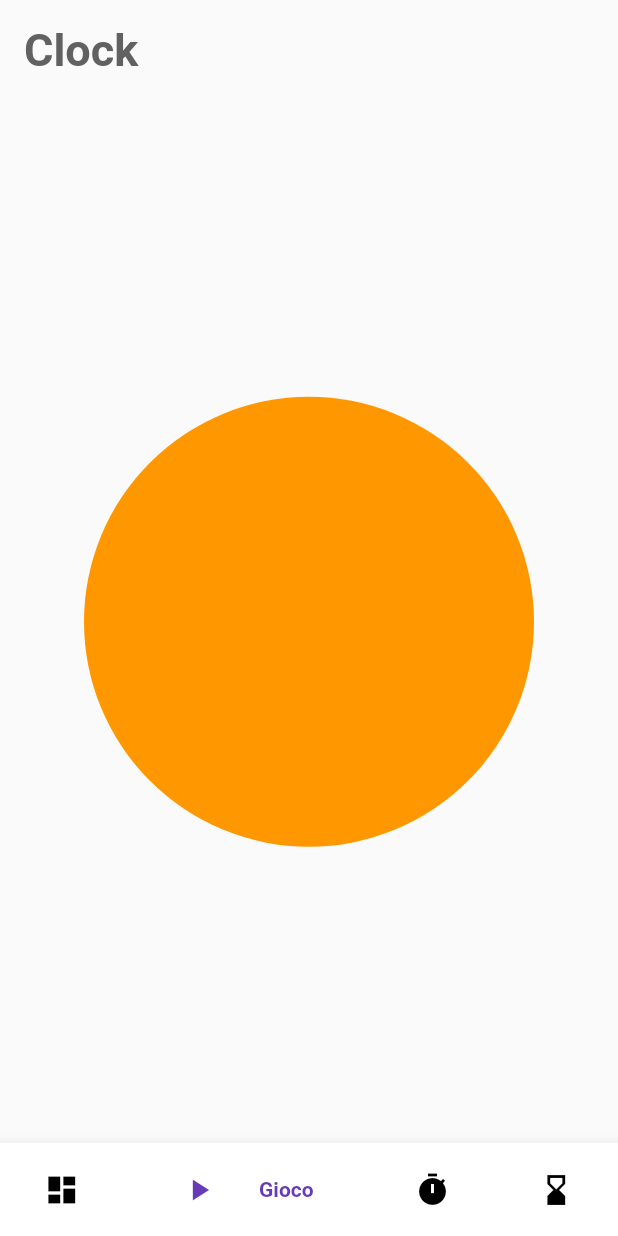
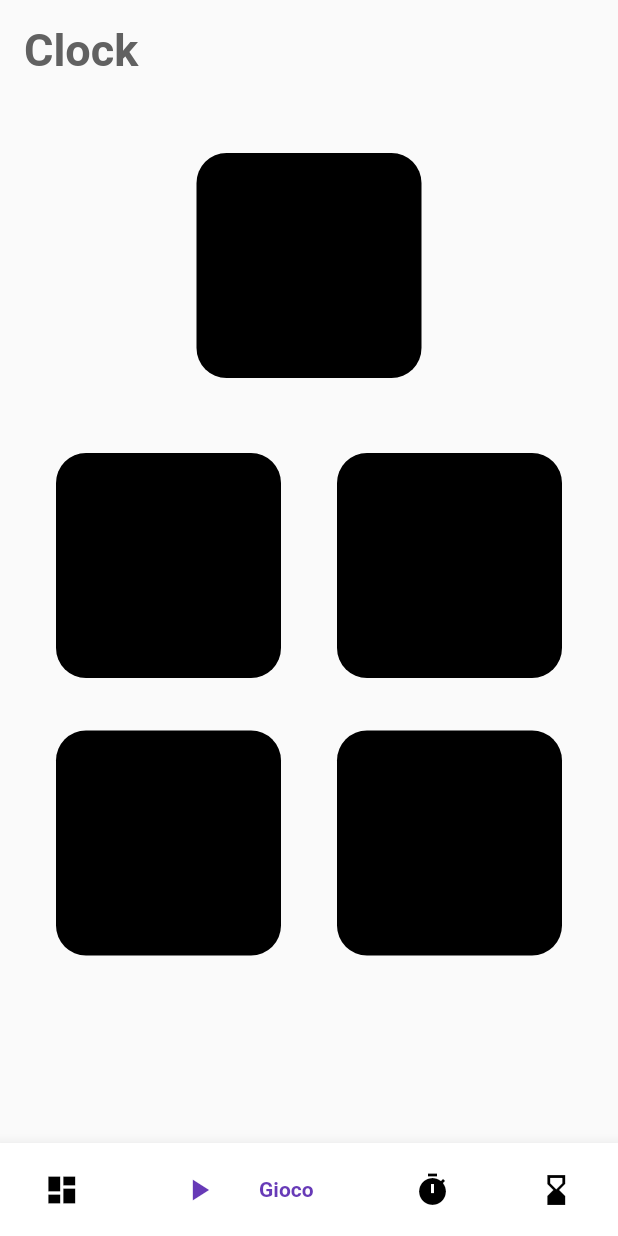
Before and after one commit to filippoveggo/TPSIT2020, a Flutter app: the screen it shows after launch, item 2 of the bottom bar chosen, on a phone screen of 412 x 824 dp. Run offline on Flutter 3.47's test engine with Material 2 defaults, Android fonts, the phone set to English and light mode, and no system bars; drawn by our look-alikes of bubble_bottom_bar.

Commit message:
Changed game UI

```diff
--- a/gioco_cronometro/lib/pages/game.dart
+++ b/gioco_cronometro/lib/pages/game.dart
@@ -27,16 +27,78 @@ class _GamePageState extends State<GamePage> {
               ),
             ),
           ),
-          Spacer(),
-          Container(
-            width: 300.0,
-            height: 300.0,
-            decoration: new BoxDecoration(
-              color: Colors.orange,
-              shape: BoxShape.circle,
+          Padding(
+            padding: const EdgeInsets.fromLTRB(0.0, 35.0, 0.0, 50.0),
+            child: Row(
+              mainAxisAlignment: MainAxisAlignment.center,
+              children: [
+                Container(
+                  width: 150.0,
+                  height: 150.0,
+                  decoration: new BoxDecoration(
+                    color: Colors.black,
+                    borderRadius: BorderRadius.all(Radius.circular(20)),
+                  ),
+                )
+              ],
             ),
           ),
-          Spacer(),
+          Row(
+            mainAxisAlignment: MainAxisAlignment.spaceEvenly,
+            children: [
+              Column(
+                children: [
+                  Padding(
+                    padding: const EdgeInsets.only(bottom: 35.0),
+                    child: Container(
+                      //padding: EdgeInsets.all(20.0),
+                      //padding: EdgeInsets.only(bottom: 20.0),
+                      width: 150.0,
+                      height: 150.0,
+                      decoration: new BoxDecoration(
+                        color: Colors.black,
+                        borderRadius: BorderRadius.all(Radius.circular(20)),
+                      ),
+                    ),
+                  ),
+                  Container(
+                    width: 150.0,
+                    height: 150.0,
+                    decoration: new BoxDecoration(
+                      color: Colors.black,
+                      borderRadius: BorderRadius.all(Radius.circular(20)),
+                    ),
+                  ),
+                ],
+              ),
+              Column(
+                mainAxisAlignment: MainAxisAlignment.spaceEvenly,
+                children: [
+                  Padding(
+                    padding: const EdgeInsets.only(bottom: 35.0),
+                    child: Container(
+                      //padding: EdgeInsets.all(20.0),
+                      //padding: EdgeInsets.only(bottom: 20.0),
+                      width: 150.0,
+                      height: 150.0,
+                      decoration: new BoxDecoration(
+                        color: Colors.black,
+                        borderRadius: BorderRadius.all(Radius.circular(20)),
+                      ),
+                    ),
+                  ),
+                  Container(
+                    width: 150.0,
+                    height: 150.0,
+                    decoration: new BoxDecoration(
+                      color: Colors.black,
+                      borderRadius: BorderRadius.all(Radius.circular(20)),
+                    ),
+                  ),
+                ],
+              ),
+            ],
+          ),
         ],
       ),
     ); //
```
